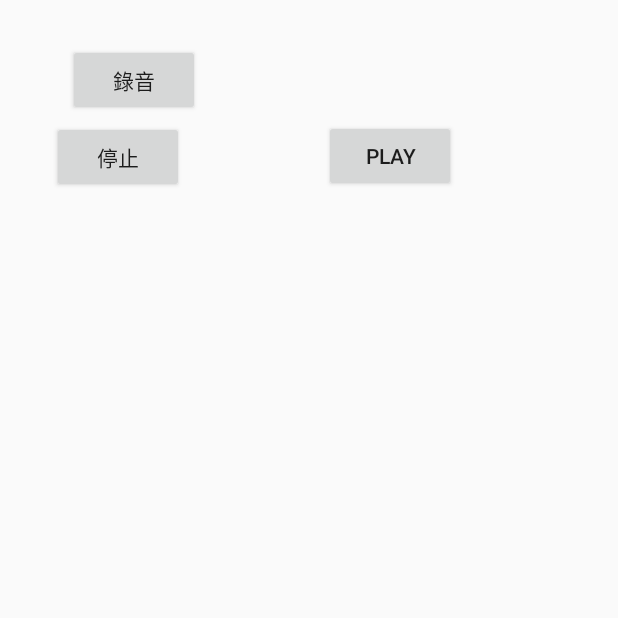
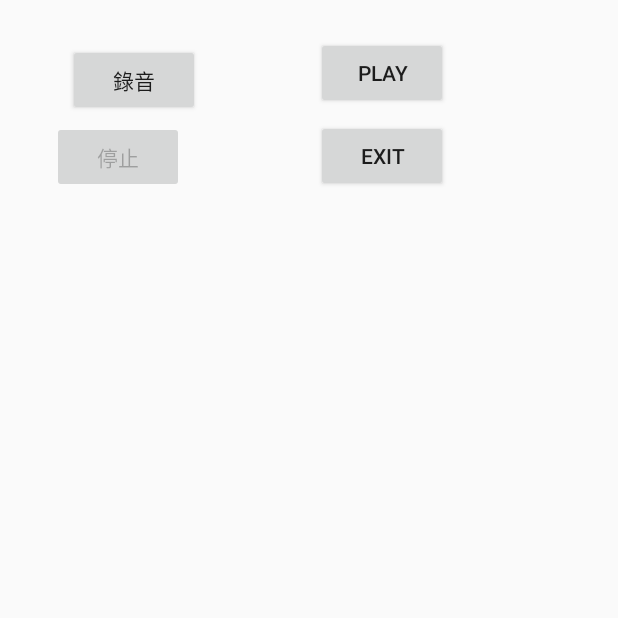
Before and after one commit to chenghyang2001/Ch02_Button, an Android app: the screen it shows after launch (MediaRecorderExample), after a tap on "停止", on a phone screen of 412 x 824 dp, the top half of it. Run offline under Robolectric (Android 15) with nearby library versions, the light colour scheme and no system bars; 1 other tap on this screen came first.

Commit message:
add exit button.

```diff
--- a/app/src/main/java/tw/com/flag/ch02_button/MediaRecorderExample.java
+++ b/app/src/main/java/tw/com/flag/ch02_button/MediaRecorderExample.java
@@ -1,37 +1,37 @@
 package tw.com.flag.ch02_button;
 
-import java.io.File;
 import java.io.IOException;
+
 import android.app.Activity;
 import android.media.MediaPlayer;
 import android.media.MediaRecorder;
 import android.os.Bundle;
-import android.os.Environment;
 import android.view.View;
 import android.widget.Button;
 import android.widget.Toast;
 
 public class MediaRecorderExample extends Activity {
 
-    private Button recordButn           = null;
-    private Button stopButn             = null;
-    private Button playButn             = null;
+    private Button recoButn = null;
+    private Button stopButn = null;
+    private Button playButn = null;
+    private Button exitButn = null;
     private MediaRecorder mediaRecorder = null;
-    private MediaPlayer mediaPlayer     = null ;
+    private MediaPlayer mediaPlayer = null;
 
-    private MediaPlayer.OnPreparedListener prepareListener=new MediaPlayer.OnPreparedListener() {
+    private MediaPlayer.OnPreparedListener prepareListener = new MediaPlayer.OnPreparedListener() {
         public void onPrepared(MediaPlayer player) {
             playButn.setEnabled(true);
         }
     };
 
-    private MediaPlayer.OnCompletionListener completionListener=new MediaPlayer.OnCompletionListener() {
+    private MediaPlayer.OnCompletionListener completionListener = new MediaPlayer.OnCompletionListener() {
         public void onCompletion(MediaPlayer player) {
             A.a("Play complete !");
-            Toast.makeText(MediaRecorderExample.this,"Play complete !", Toast.LENGTH_LONG).show();
+            Toast.makeText(MediaRecorderExample.this, "Play complete !", Toast.LENGTH_LONG).show();
             playButn.setEnabled(true);
             mediaPlayer.release();
-            mediaPlayer=null;
+            mediaPlayer = null;
         }
     };
 
@@ -42,15 +42,24 @@ public class MediaRecorderExample extends Activity {
         super.onCreate(savedInstanceState);
         setContentView(R.layout.main);
 
-        recordButn = (Button) findViewById(R.id.recordButn);
-        stopButn   = (Button) findViewById(R.id.stopButn);
-        playButn   = (Button) findViewById(R.id.playButn);
+        recoButn = (Button) findViewById(R.id.recordButn);
+        stopButn = (Button) findViewById(R.id.stopButn);
+        playButn = (Button) findViewById(R.id.playButn);
+        exitButn = (Button) findViewById(R.id.exitButn);
 
-        //錄音
-        recordButn.setOnClickListener(new View.OnClickListener() {
+        recoButn.setEnabled(true);
+        stopButn.setEnabled(false);
+        playButn.setEnabled(false);
+
+        // start recording
+        recoButn.setOnClickListener(new View.OnClickListener() {
             public void onClick(View v) {
 
                 try {
+
+                    recoButn.setEnabled(false);
+                    stopButn.setEnabled(true);
+                    playButn.setEnabled(false);
 
                     mediaRecorder = new MediaRecorder();
 
@@ -71,13 +80,18 @@ public class MediaRecorderExample extends Activity {
         // Stop Recording
         stopButn.setOnClickListener(new View.OnClickListener() {
             public void onClick(View v) {
-                if(mediaRecorder != null) {
+                if (mediaRecorder != null) {
+
+                    recoButn.setEnabled(true);
+                    stopButn.setEnabled(false);
+                    playButn.setEnabled(true);
+
                     A.a();
                     mediaRecorder.stop();
                     mediaRecorder.release();
                     mediaRecorder = null;
 
-                    mediaPlayer=new MediaPlayer();
+                    mediaPlayer = new MediaPlayer();
                     try {
                         mediaPlayer.setDataSource("/sdcard/mytest.3gp");
                     } catch (Exception e) {
@@ -87,7 +101,7 @@ public class MediaRecorderExample extends Activity {
                     //
                     try {
                         mediaPlayer.prepare();
-                    }catch (Exception e) {
+                    } catch (Exception e) {
                         A.a();
                     }
                 }
@@ -99,7 +113,7 @@ public class MediaRecorderExample extends Activity {
             public void onClick(View v) {
                 A.a();
                 mediaPlayer.setOnCompletionListener(completionListener);
-                mediaPlayer.setVolume(1.0f,1.0f);
+                mediaPlayer.setVolume(1.0f, 1.0f);
 
                 mediaPlayer.start();
                 playButn.setEnabled(false);
@@ -107,8 +121,14 @@ public class MediaRecorderExample extends Activity {
             }
         });
 
+        // Exit
+        exitButn.setOnClickListener(new View.OnClickListener() {
+            public void onClick(View v) {
+                A.a();
+                finish();
 
-
+            }
+        });
 
     }
 }
--- a/app/src/main/res/layout/main.xml
+++ b/app/src/main/res/layout/main.xml
@@ -27,9 +27,17 @@
         android:id="@+id/playButn"
         android:layout_width="wrap_content"
         android:layout_height="wrap_content"
-        android:layout_x="216dp"
+        android:layout_x="211dp"
+        android:layout_y="25dp"
+        android:text="Play"></Button>
+
+    <Button
+        android:id="@+id/exitButn"
+        android:layout_width="wrap_content"
+        android:layout_height="wrap_content"
+        android:layout_x="211dp"
         android:layout_y="80dp"
-        android:text="Play"></Button>
+        android:text="Exit"></Button>
 
 
 </AbsoluteLayout>
```
